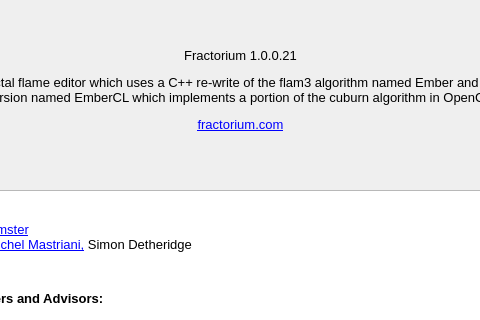
typpos/fractorium, file Source/Fractorium/AboutDialog.ui: the form before one commit; both pictures show x 106 to 586 and y 0 to 320 of the 692 by 729 pixel window.
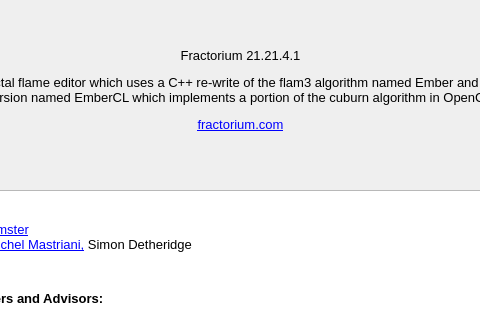
The form after the commit.

What changed in the file:
```diff
--- a/Source/Fractorium/AboutDialog.ui
+++ b/Source/Fractorium/AboutDialog.ui
@@ -58,7 +58,7 @@
     <enum>QFrame::NoFrame</enum>
    </property>
    <property name="text">
-    <string>&lt;html&gt;&lt;head/&gt;&lt;body&gt;&lt;p align=&quot;center&quot;&gt;&lt;span style=&quot; font-size:10pt;&quot;&gt;Fractorium 1.0.0.21&lt;/span&gt;&lt;/p&gt;&lt;p align=&quot;center&quot;&gt;&lt;span style=&quot; font-size:10pt;&quot;&gt;A Qt-based fractal flame editor which uses a C++ re-write of the flam3 algorithm named Ember and a GPU capable version named EmberCL which implements a portion of the cuburn algorithm in OpenCL.&lt;/span&gt;&lt;/p&gt;&lt;p align=&quot;center&quot;&gt;&lt;a href=&quot;http://fractorium.com&quot;&gt;&lt;span style=&quot; font-size:10pt; text-decoration: underline; color:#0000ff;&quot;&gt;fractorium.com&lt;/span&gt;&lt;/a&gt;&lt;/p&gt;&lt;/body&gt;&lt;/html&gt;</string>
+    <string>&lt;html&gt;&lt;head/&gt;&lt;body&gt;&lt;p align=&quot;center&quot;&gt;&lt;span style=&quot; font-size:10pt;&quot;&gt;Fractorium 21.21.4.1&lt;/span&gt;&lt;/p&gt;&lt;p align=&quot;center&quot;&gt;&lt;span style=&quot; font-size:10pt;&quot;&gt;A Qt-based fractal flame editor which uses a C++ re-write of the flam3 algorithm named Ember and a GPU capable version named EmberCL which implements a portion of the cuburn algorithm in OpenCL.&lt;/span&gt;&lt;/p&gt;&lt;p align=&quot;center&quot;&gt;&lt;a href=&quot;http://fractorium.com&quot;&gt;&lt;span style=&quot; font-size:10pt; text-decoration: underline; color:#0000ff;&quot;&gt;fractorium.com&lt;/span&gt;&lt;/a&gt;&lt;/p&gt;&lt;/body&gt;&lt;/html&gt;</string>
    </property>
    <property name="textFormat">
     <enum>Qt::RichText</enum>
```
Left out of the diff: 3 changed lines with no effect on the pictures.
